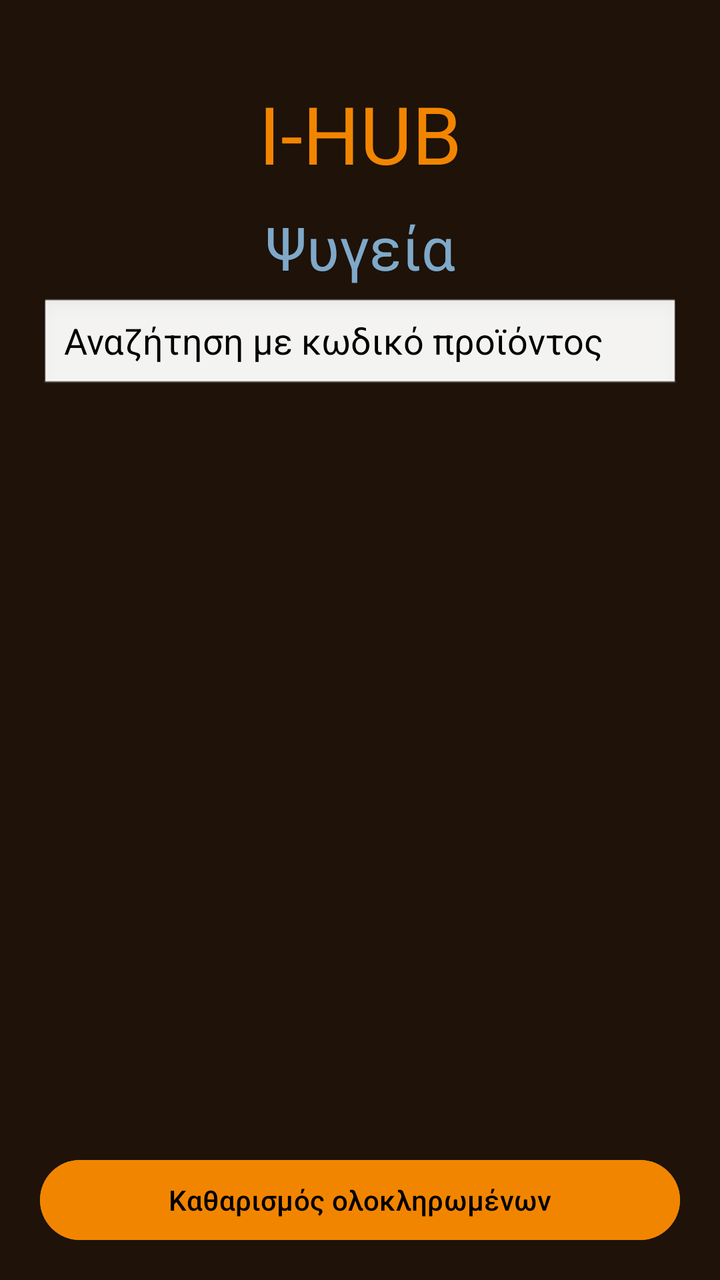
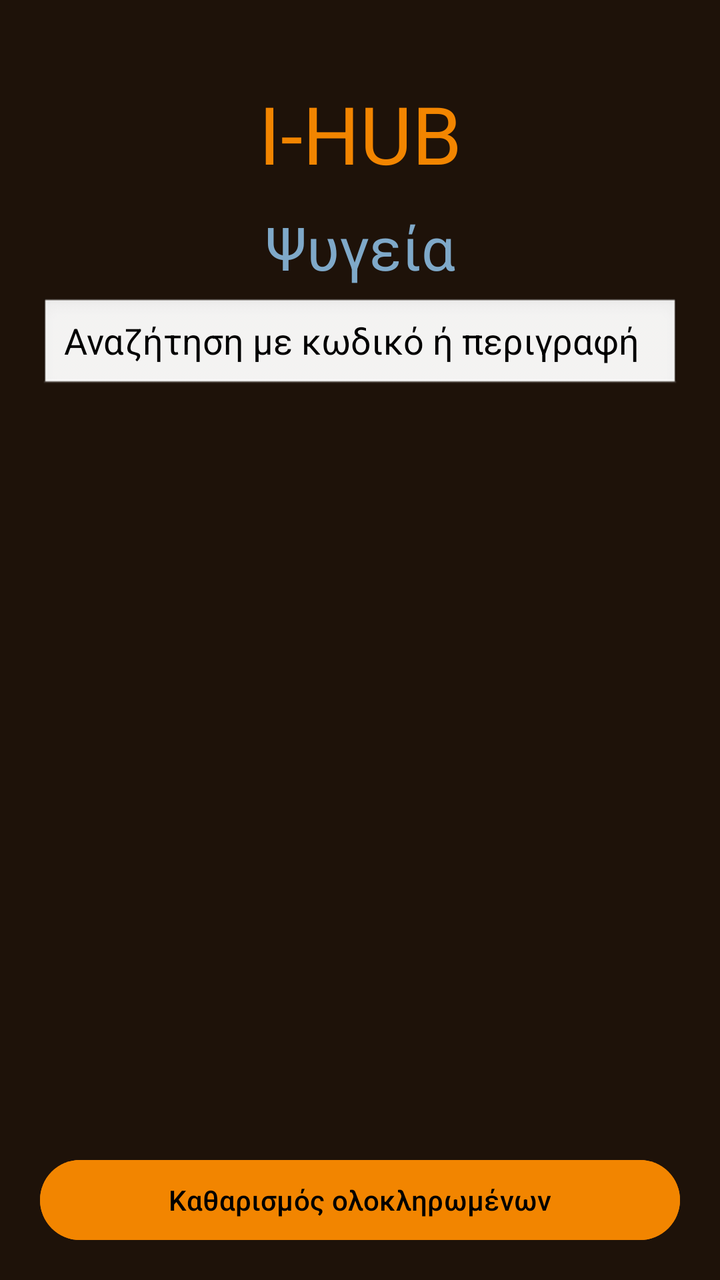

Screens rendered from an Android XML layout before and after an edit, with the pre-edit source and the edit as a unified diff.
<!-- AndroidManifest.xml: application theme Theme.IHUB -->
<!-- res/layout/fridge.xml -->
<?xml version="1.0" encoding="utf-8"?>
<androidx.constraintlayout.widget.ConstraintLayout xmlns:android="http://schemas.android.com/apk/res/android"
    android:layout_width="match_parent"
    android:layout_height="match_parent"
    xmlns:app="http://schemas.android.com/apk/res-auto"
    android:background="@color/brown">


    <TextView
        android:id="@+id/titleText"
        android:layout_width="wrap_content"
        android:layout_height="wrap_content"
        android:text="I-HUB"
        android:textColor="@color/orange"
        app:layout_constraintEnd_toEndOf="parent"
        app:layout_constraintStart_toStartOf="parent"
        app:layout_constraintTop_toTopOf="parent"
        android:textSize="40sp"
        android:layout_marginTop="40sp"/>
    <TextView
        android:id="@+id/fridgeTitle"
        android:layout_width="wrap_content"
        android:layout_height="wrap_content"
        android:text="Ψυγεία"
        android:textSize="30sp"
        android:textColor="@color/stealblue"
        app:layout_constraintTop_toBottomOf="@+id/titleText"
        app:layout_constraintStart_toStartOf="parent"
        app:layout_constraintEnd_toEndOf="parent"
        android:layout_marginTop="10dp"/>

    <EditText
        android:id="@+id/fridgeSearch"
        android:layout_width="0dp"
        android:layout_height="48dp"
        android:hint="Αναζήτηση με κωδικό προϊόντος"
        android:inputType="number"
        android:singleLine="true"
        android:paddingStart="12dp"
        android:paddingEnd="12dp"
        android:background="@android:drawable/edit_text"
        android:textColor="@color/black"
        android:textColorHint="@color/black"
        android:layout_marginStart="20dp"
        android:layout_marginEnd="20dp"
        android:layout_marginTop="5dp"
        app:layout_constraintTop_toBottomOf="@id/fridgeTitle"
        app:layout_constraintStart_toStartOf="parent"
        app:layout_constraintEnd_toEndOf="parent" />

    <ScrollView
        android:id="@+id/fridgeRequestScroll"
        android:layout_width="0dp"
        android:layout_height="0dp"
        android:fillViewport="true"
        app:layout_constraintTop_toBottomOf="@id/fridgeSearch"
        app:layout_constraintBottom_toTopOf="@+id/clearCompletedButton"
        app:layout_constraintStart_toStartOf="parent"
        app:layout_constraintEnd_toEndOf="parent">

        <LinearLayout
            android:id="@+id/fridgeRequestList"
            android:layout_width="match_parent"
            android:layout_height="wrap_content"
            android:orientation="vertical"
            android:padding="12dp" />

    </ScrollView>

    <Button
        android:id="@+id/clearCompletedButton"
        android:layout_width="0dp"
        android:layout_height="wrap_content"
        android:text="Καθαρισμός ολοκληρωμένων"
        android:textColor="@color/black"
        android:backgroundTint="@color/orange"
        android:layout_marginStart="20dp"
        android:layout_marginEnd="20dp"
        android:layout_marginBottom="16dp"
        app:layout_constraintBottom_toBottomOf="parent"
        app:layout_constraintStart_toStartOf="parent"
        app:layout_constraintEnd_toEndOf="parent" />





</androidx.constraintlayout.widget.ConstraintLayout>
<!-- resources referenced by this layout -->
<resources>
  <color name="black">#FF000000</color>
  <color name="brown">#1E1209</color>
  <color name="orange">#F28500</color>
  <color name="stealblue">#7FA9C9</color>
  <style name="Theme.IHUB" parent="Base.Theme.IHUB" />
  <style name="Base.Theme.IHUB" parent="Theme.Material3.DayNight.NoActionBar">
          
          
      </style>
</resources>

<!-- the commit's change to res/layout/fridge.xml (unified diff, before → after) -->
@@ -33,8 +33,8 @@
         android:id="@+id/fridgeSearch"
         android:layout_width="0dp"
         android:layout_height="48dp"
-        android:hint="Αναζήτηση με κωδικό προϊόντος"
-        android:inputType="number"
+        android:hint="Αναζήτηση με κωδικό ή περιγραφή "
+        android:inputType="text"
         android:singleLine="true"
         android:paddingStart="12dp"
         android:paddingEnd="12dp"
